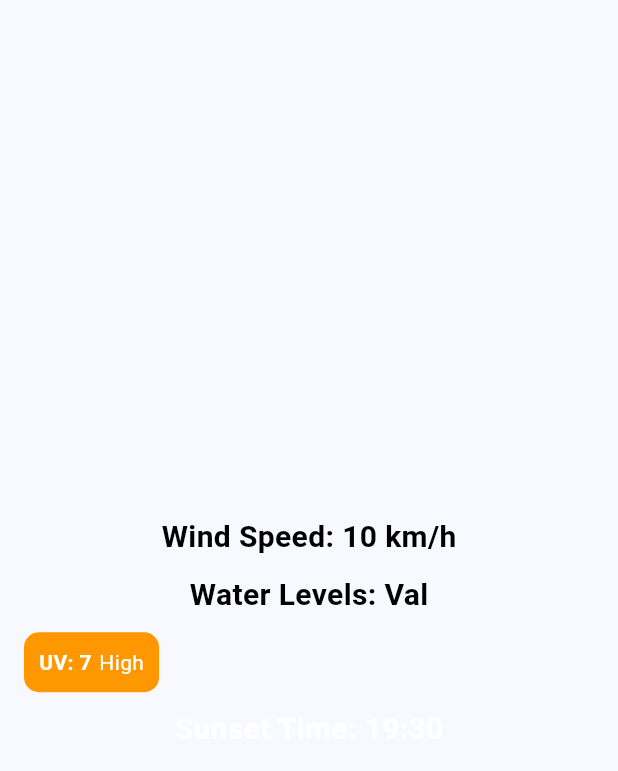
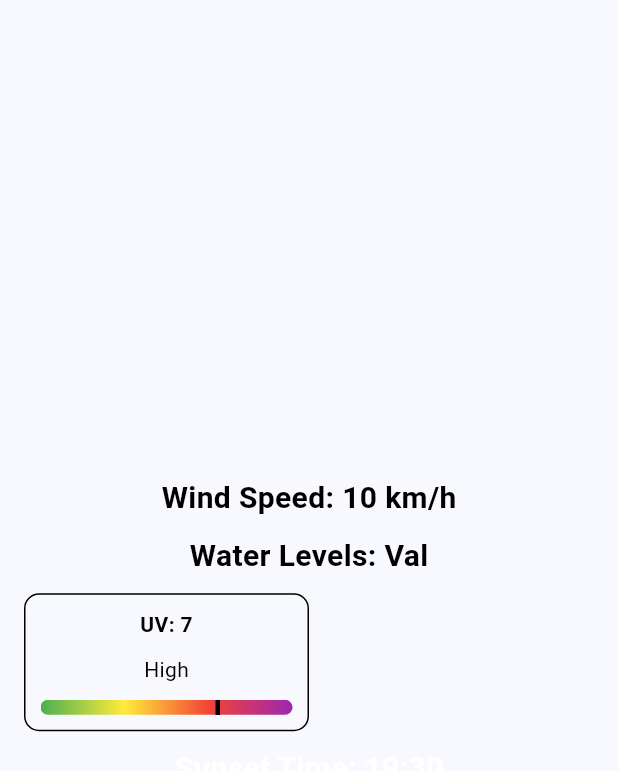
Before and after one commit to OGreenwood672/CamCurrents, a Flutter app: the ExtraDetails widget shown alone on an empty page, opened directly, on a phone screen of 412 x 824 dp. Shown: the top 771 px of the screen. Run offline on Flutter 3.47's test engine with Material 3 defaults, Android fonts, the phone set to English and light mode, and no system bars.

Commit message:
uvwidget1.0

```diff
--- a/lib/extradetails.dart
+++ b/lib/extradetails.dart
@@ -35,7 +35,10 @@ class ExtraDetails extends StatelessWidget {
             ),
            ),
           SizedBox(height: 10),
-          UVIndexWidget(uvIndex: 7), // data to be changed to dynamic
+          FractionallySizedBox(
+            widthFactor: 0.5,
+            child: UVIndexWidget(uvIndex: 7), // data to be changed to dynamic
+          ),
           SizedBox(height: 10),
           Center(
             child: Text(
@@ -67,25 +70,56 @@ class UVIndexWidget extends StatelessWidget {
     return Container(
       padding: const EdgeInsets.all(10),
       decoration: BoxDecoration(
-        color: _getUVColor(uvIndex),
+        color: Colors.transparent,
         borderRadius: BorderRadius.circular(10),
+        border: Border.all(color: Colors.black, width: 1), // Border added
       ),
-      child: Row(
+      child: Column(
         mainAxisSize: MainAxisSize.min,
         children: [
           Text(
             'UV: $uvIndex',
             style: const TextStyle(
               fontWeight: FontWeight.bold,
-              color: Colors.white,
+              color: Colors.black,
             ),
           ),
-          const SizedBox(width: 5),
+          const SizedBox(height: 10),
           Text(
             _getUVLevel(uvIndex),
             style: const TextStyle(
-              color: Colors.white,
+              color: Colors.black,
             ),
+          ),
+          const SizedBox(height: 10),
+          Stack(
+            children: [
+              Container(
+                height: 10, // Height of the color gradient scale
+                width: 200,
+                decoration: BoxDecoration(
+                  gradient: LinearGradient(
+                    colors: [
+                      _getUVColor(0), // UV level 0 color
+                      _getUVColor(4), // UV level 4 color
+                      _getUVColor(8), // UV level 8 color
+                      _getUVColor(12), // UV level 12 color
+                    ],
+                    begin: Alignment.centerLeft,
+                    end: Alignment.centerRight,
+                  ),
+                  borderRadius: BorderRadius.circular(5),
+                ),
+              ),
+              Positioned(
+                left: (uvIndex / 12) * 200,
+                child: Container(
+                  width: 3, // Width of the indicator line
+                  height: 14, // Height of the indicator line
+                  color: Colors.black, // Color of the indicator line
+                ),
+              ),
+            ],
           ),
         ],
       ),
```
